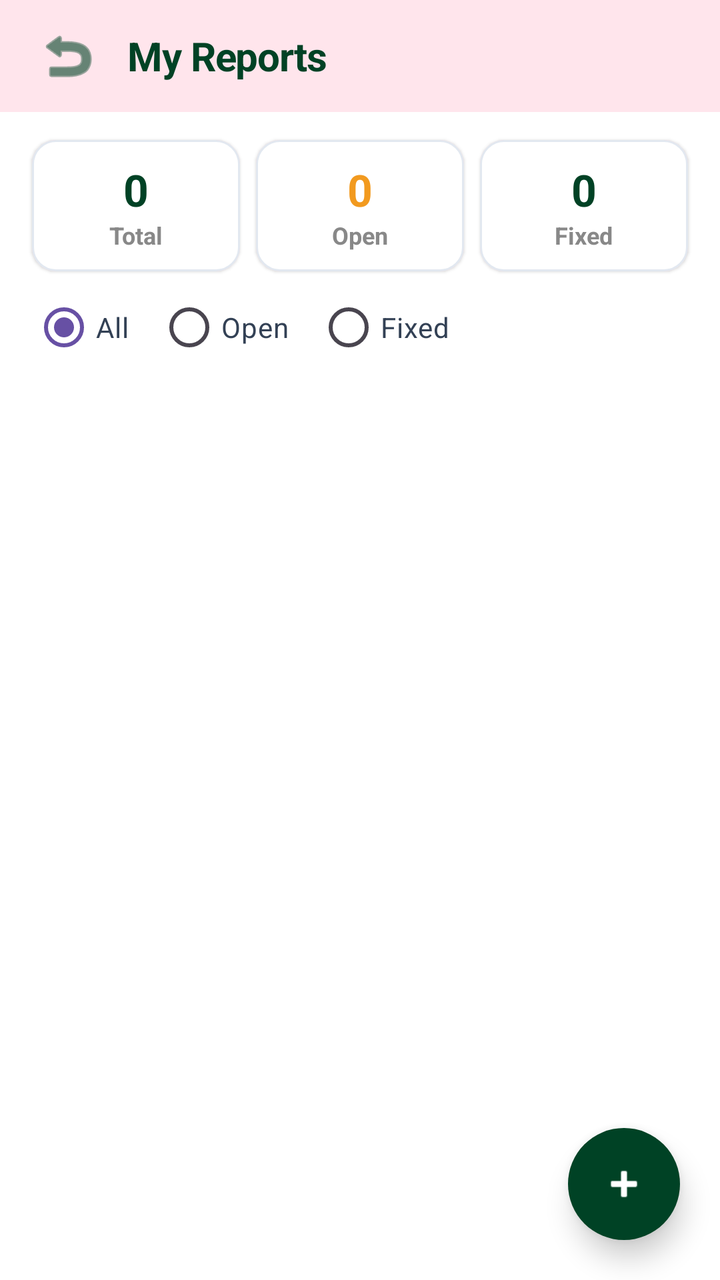
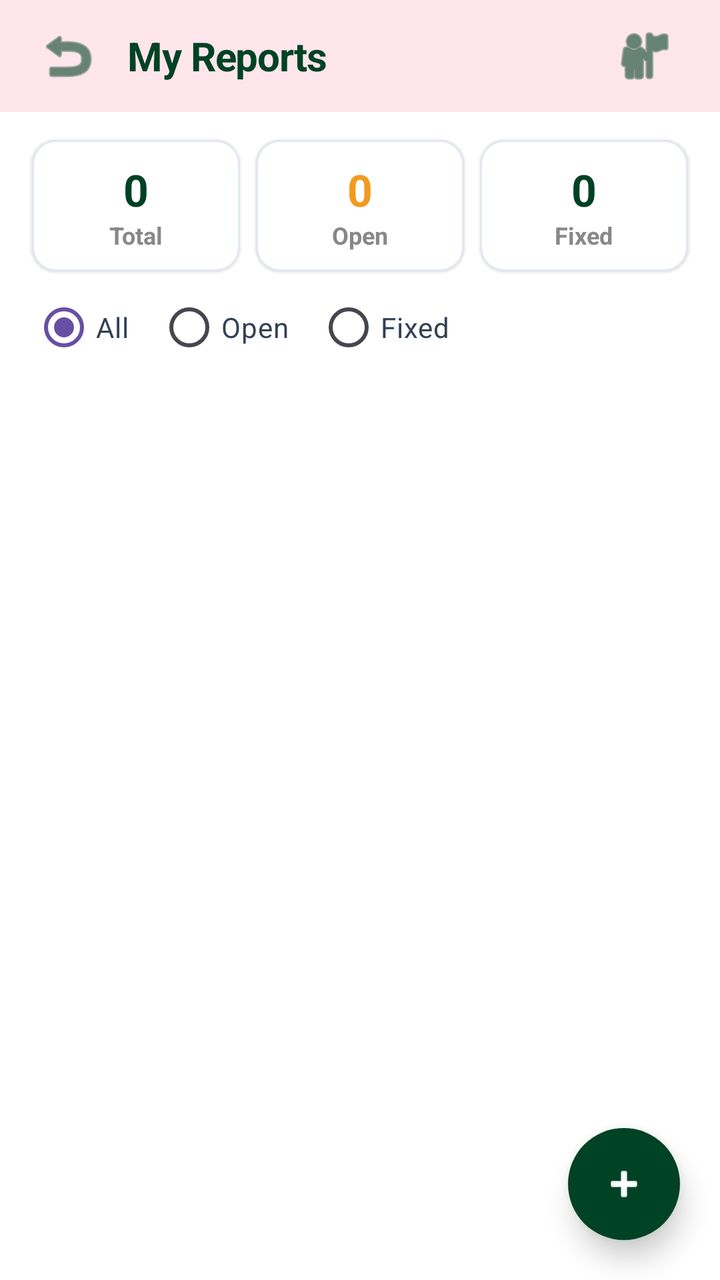

Two renders of the same Android screen: before a commit and after it. Below are the layout's source before the change and the commit's diff.
<!-- AndroidManifest.xml: application theme Theme.FaultFinderApp -->
<!-- res/layout/activity_my_reports.xml -->
<?xml version="1.0" encoding="utf-8"?>
<FrameLayout xmlns:android="http://schemas.android.com/apk/res/android"
    xmlns:app="http://schemas.android.com/apk/res-auto"
    xmlns:tools="http://schemas.android.com/tools"
    android:id="@+id/main"
    android:layout_width="match_parent"
    android:layout_height="match_parent"
    android:background="@color/bg">

    <LinearLayout
        android:layout_width="match_parent"
        android:layout_height="match_parent"
        android:orientation="vertical">

        
        <LinearLayout
            android:layout_width="match_parent"
            android:layout_height="56dp"
            android:background="@color/pink"
            android:gravity="center_vertical"
            android:orientation="horizontal"
            android:paddingStart="12dp"
            android:paddingEnd="16dp">

            <ImageButton
                android:id="@+id/btnBack"
                android:layout_width="44dp"
                android:layout_height="44dp"
                android:background="?attr/selectableItemBackgroundBorderless"
                android:contentDescription="Go Back"
                android:src="@android:drawable/ic_menu_revert"
                app:tint="@color/green" />

            <TextView
                android:layout_width="wrap_content"
                android:layout_height="wrap_content"
                android:layout_marginStart="8dp"
                android:letterSpacing="-0.02"
                android:text="My Reports"
                android:textColor="@color/green"
                android:textSize="20sp"
                android:textStyle="bold" />
        </LinearLayout>

        
        <LinearLayout
            android:layout_width="match_parent"
            android:layout_height="wrap_content"
            android:orientation="horizontal"
            android:paddingStart="12dp"
            android:paddingTop="10dp"
            android:paddingEnd="12dp">

            <com.google.android.material.card.MaterialCardView
                android:layout_width="0dp"
                android:layout_height="wrap_content"
                android:layout_margin="4dp"
                android:layout_weight="1"
                app:cardCornerRadius="12dp"
                app:cardElevation="1dp"
                app:strokeColor="#E2E8F0"
                app:strokeWidth="1dp">

                <LinearLayout
                    android:layout_width="match_parent"
                    android:layout_height="wrap_content"
                    android:background="@drawable/bg_card"
                    android:gravity="center"
                    android:orientation="vertical"
                    android:padding="10dp">

                    <TextView
                        android:id="@+id/tvTotalCount"
                        android:layout_width="wrap_content"
                        android:layout_height="wrap_content"
                        android:text="0"
                        android:textColor="@color/green"
                        android:textSize="22sp"
                        android:textStyle="bold" />

                    <TextView
                        android:layout_width="wrap_content"
                        android:layout_height="wrap_content"
                        android:text="Total"
                        android:textColor="@color/grey"
                        android:textSize="12sp"
                        android:textStyle="bold" />
                </LinearLayout>
            </com.google.android.material.card.MaterialCardView>

            <com.google.android.material.card.MaterialCardView
                android:layout_width="0dp"
                android:layout_height="wrap_content"
                android:layout_margin="4dp"
                android:layout_weight="1"
                app:cardCornerRadius="12dp"
                app:cardElevation="1dp"
                app:strokeColor="#E2E8F0"
                app:strokeWidth="1dp">

                <LinearLayout
                    android:layout_width="match_parent"
                    android:layout_height="wrap_content"
                    android:background="@drawable/bg_card"
                    android:gravity="center"
                    android:orientation="vertical"
                    android:padding="10dp">

                    <TextView
                        android:id="@+id/tvOpenCount"
                        android:layout_width="wrap_content"
                        android:layout_height="wrap_content"
                        android:text="0"
                        android:textColor="@color/orange"
                        android:textSize="22sp"
                        android:textStyle="bold" />

                    <TextView
                        android:layout_width="wrap_content"
                        android:layout_height="wrap_content"
                        android:text="Open"
                        android:textColor="@color/grey"
                        android:textSize="12sp"
                        android:textStyle="bold" />
                </LinearLayout>
            </com.google.android.material.card.MaterialCardView>

            <com.google.android.material.card.MaterialCardView
                android:layout_width="0dp"
                android:layout_height="wrap_content"
                android:layout_margin="4dp"
                android:layout_weight="1"
                app:cardCornerRadius="12dp"
                app:cardElevation="1dp"
                app:strokeColor="#E2E8F0"
                app:strokeWidth="1dp">

                <LinearLayout
                    android:layout_width="match_parent"
                    android:layout_height="wrap_content"
                    android:background="@drawable/bg_card"
                    android:gravity="center"
                    android:orientation="vertical"
                    android:padding="10dp">

                    <TextView
                        android:id="@+id/tvFixedCount"
                        android:layout_width="wrap_content"
                        android:layout_height="wrap_content"
                        android:text="0"
                        android:textColor="@color/green"
                        android:textSize="22sp"
                        android:textStyle="bold" />

                    <TextView
                        android:layout_width="wrap_content"
                        android:layout_height="wrap_content"
                        android:text="Fixed"
                        android:textColor="@color/grey"
                        android:textSize="12sp"
                        android:textStyle="bold" />
                </LinearLayout>
            </com.google.android.material.card.MaterialCardView>
        </LinearLayout>

        
        <RadioGroup
            android:id="@+id/filterGroup"
            android:layout_width="match_parent"
            android:layout_height="wrap_content"
            android:layout_marginTop="4dp"
            android:orientation="horizontal"
            android:paddingStart="16dp"
            android:paddingEnd="16dp">

            <RadioButton
                android:id="@+id/rbAll"
                android:layout_width="wrap_content"
                android:layout_height="40dp"
                android:checked="true"
                android:text="All"
                android:textColor="#334155" />

            <RadioButton
                android:id="@+id/rbOpen"
                android:layout_width="wrap_content"
                android:layout_height="40dp"
                android:layout_marginStart="14dp"
                android:text="Open"
                android:textColor="#334155" />

            <RadioButton
                android:id="@+id/rbFixed"
                android:layout_width="wrap_content"
                android:layout_height="40dp"
                android:layout_marginStart="14dp"
                android:text="Fixed"
                android:textColor="#334155" />
        </RadioGroup>

        
        <TextView
            android:id="@+id/emptyText"
            android:layout_width="match_parent"
            android:layout_height="wrap_content"
            android:gravity="center"
            android:padding="32dp"
            android:text="No reports have been made"
            android:textColor="@color/grey"
            android:textSize="13sp"
            android:visibility="gone" />

        
        <ListView
            android:id="@+id/listMyReports"
            android:layout_width="match_parent"
            android:layout_height="0dp"
            android:layout_marginStart="16dp"
            android:layout_marginEnd="16dp"
            android:layout_weight="1"
            android:clipToPadding="false"
            android:divider="@android:color/transparent"
            android:dividerHeight="8dp"
            android:paddingBottom="84dp" />
    </LinearLayout>

    
    
    <com.google.android.material.floatingactionbutton.FloatingActionButton
        android:id="@+id/fabLeft"
        android:layout_width="wrap_content"
        android:layout_height="wrap_content"
        android:layout_gravity="bottom|end"
        android:layout_marginEnd="20dp"
        android:layout_marginBottom="20dp"
        android:contentDescription="Map"
        android:src="@android:drawable/ic_dialog_map"
        android:visibility="invisible"
        app:backgroundTint="@color/green"
        app:elevation="6dp"
        app:fabSize="mini"
        app:shapeAppearanceOverlay="@style/ShapeAppearance.Material3.Corner.Full"
        app:tint="#FFFFFF" />

    
    <com.google.android.material.floatingactionbutton.FloatingActionButton
        android:id="@+id/fabDiag"
        android:layout_width="wrap_content"
        android:layout_height="wrap_content"
        android:layout_gravity="bottom|end"
        android:layout_marginEnd="20dp"
        android:layout_marginBottom="20dp"
        android:contentDescription="Home"
        android:src="@android:drawable/ic_menu_myplaces"
        android:visibility="invisible"
        app:backgroundTint="@color/green"
        app:elevation="6dp"
        app:fabSize="mini"
        app:shapeAppearanceOverlay="@style/ShapeAppearance.Material3.Corner.Full"
        app:tint="#FFFFFF" />

    
    <com.google.android.material.floatingactionbutton.FloatingActionButton
        android:id="@+id/fabTop"
        android:layout_width="wrap_content"
        android:layout_height="wrap_content"
        android:layout_gravity="bottom|end"
        android:layout_marginEnd="20dp"
        android:layout_marginBottom="20dp"
        android:contentDescription="Report a Fault"
        android:src="@android:drawable/ic_menu_edit"
        android:visibility="invisible"
        app:backgroundTint="@color/green"
        app:elevation="6dp"
        app:fabSize="mini"
        app:shapeAppearanceOverlay="@style/ShapeAppearance.Material3.Corner.Full"
        app:tint="#FFFFFF" />

    
    <com.google.android.material.floatingactionbutton.FloatingActionButton
        android:id="@+id/fabMain"
        android:layout_width="wrap_content"
        android:layout_height="wrap_content"
        android:layout_gravity="bottom|end"
        android:layout_marginEnd="20dp"
        android:layout_marginBottom="20dp"
        android:contentDescription="Actions"
        android:src="@android:drawable/ic_input_add"
        app:backgroundTint="@color/green"
        app:elevation="8dp"
        app:fabSize="normal"
        app:shapeAppearanceOverlay="@style/ShapeAppearance.Material3.Corner.Full"
        app:tint="#FFFFFF" />

</FrameLayout>
<!-- resources referenced by this layout -->
<resources>
  <color name="bg">#FFFFFF</color>
  <color name="green">#004225</color>
  <color name="grey">#888888</color>
  <color name="orange">#F29A1F</color>
  <color name="pink">#FFE5EC</color>
  <!-- drawable bg_card (drawable) -->
  <?xml version="1.0" encoding="utf-8"?>
  <shape xmlns:android="http://schemas.android.com/apk/res/android">
      <solid android:color="#FFFFFF"/>
      <corners android:radius="10dp"/>
      <stroke android:width="1dp" android:color="#EEDDE4"/>
  </shape>
  <style name="Theme.FaultFinderApp" parent="Base.Theme.FaultFinderApp" />
  <style name="Base.Theme.FaultFinderApp" parent="Theme.Material3.Light.NoActionBar">
          
          
      </style>
</resources>

<!-- the commit's change to res/layout/activity_my_reports.xml (unified diff, before → after) -->
@@ -32,14 +32,24 @@
                 app:tint="@color/green" />
 
             <TextView
-                android:layout_width="wrap_content"
+                android:layout_width="0dp"
                 android:layout_height="wrap_content"
                 android:layout_marginStart="8dp"
+                android:layout_weight="1"
                 android:letterSpacing="-0.02"
                 android:text="My Reports"
                 android:textColor="@color/green"
                 android:textSize="20sp"
                 android:textStyle="bold" />
+
+            <ImageButton
+                android:id="@+id/btnProfile"
+                android:layout_width="44dp"
+                android:layout_height="44dp"
+                android:background="?attr/selectableItemBackgroundBorderless"
+                android:contentDescription="User Profile"
+                android:src="@android:drawable/ic_menu_myplaces"
+                app:tint="@color/green" />
         </LinearLayout>
 
         
@@ -225,7 +235,6 @@
     </LinearLayout>
 
     
-    
     <com.google.android.material.floatingactionbutton.FloatingActionButton
         android:id="@+id/fabLeft"
         android:layout_width="wrap_content"
@@ -233,7 +242,7 @@
         android:layout_gravity="bottom|end"
         android:layout_marginEnd="20dp"
         android:layout_marginBottom="20dp"
-        android:contentDescription="Map"
+        android:contentDescription="Map View"
         android:src="@android:drawable/ic_dialog_map"
         android:visibility="invisible"
         app:backgroundTint="@color/green"
@@ -242,7 +251,6 @@
         app:shapeAppearanceOverlay="@style/ShapeAppearance.Material3.Corner.Full"
         app:tint="#FFFFFF" />
 
-    
     <com.google.android.material.floatingactionbutton.FloatingActionButton
         android:id="@+id/fabDiag"
         android:layout_width="wrap_content"
@@ -250,7 +258,7 @@
         android:layout_gravity="bottom|end"
         android:layout_marginEnd="20dp"
         android:layout_marginBottom="20dp"
-        android:contentDescription="Home"
+        android:contentDescription="Home Dashboard"
         android:src="@android:drawable/ic_menu_myplaces"
         android:visibility="invisible"
         app:backgroundTint="@color/green"
@@ -259,7 +267,6 @@
         app:shapeAppearanceOverlay="@style/ShapeAppearance.Material3.Corner.Full"
         app:tint="#FFFFFF" />
 
-    
     <com.google.android.material.floatingactionbutton.FloatingActionButton
         android:id="@+id/fabTop"
         android:layout_width="wrap_content"
@@ -276,7 +283,6 @@
         app:shapeAppearanceOverlay="@style/ShapeAppearance.Material3.Corner.Full"
         app:tint="#FFFFFF" />
 
-    
     <com.google.android.material.floatingactionbutton.FloatingActionButton
         android:id="@+id/fabMain"
         android:layout_width="wrap_content"
